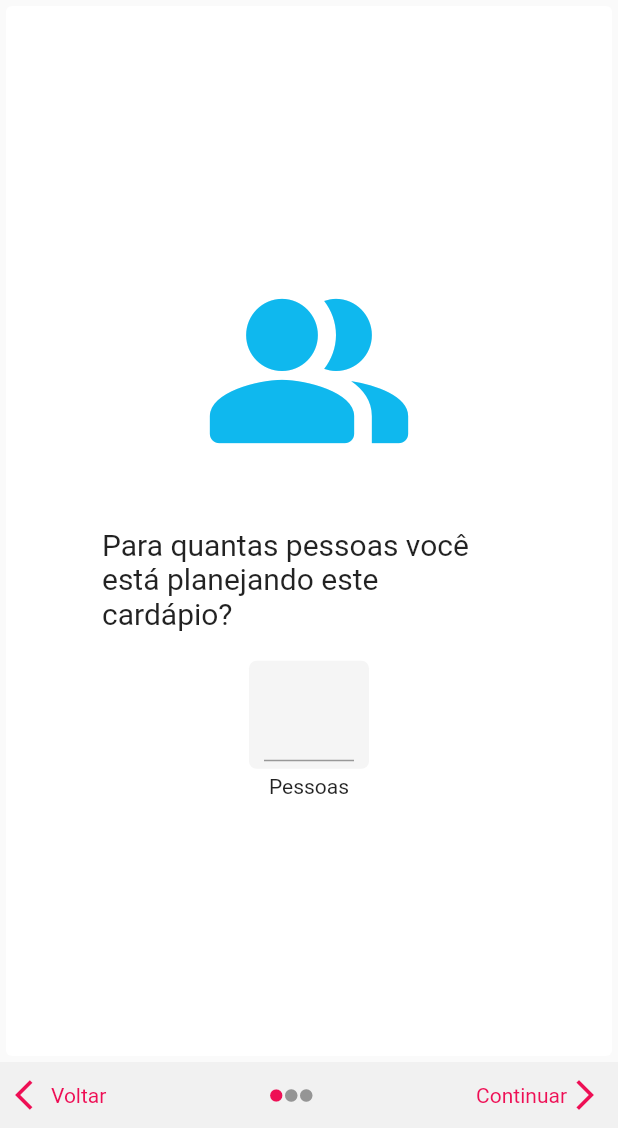
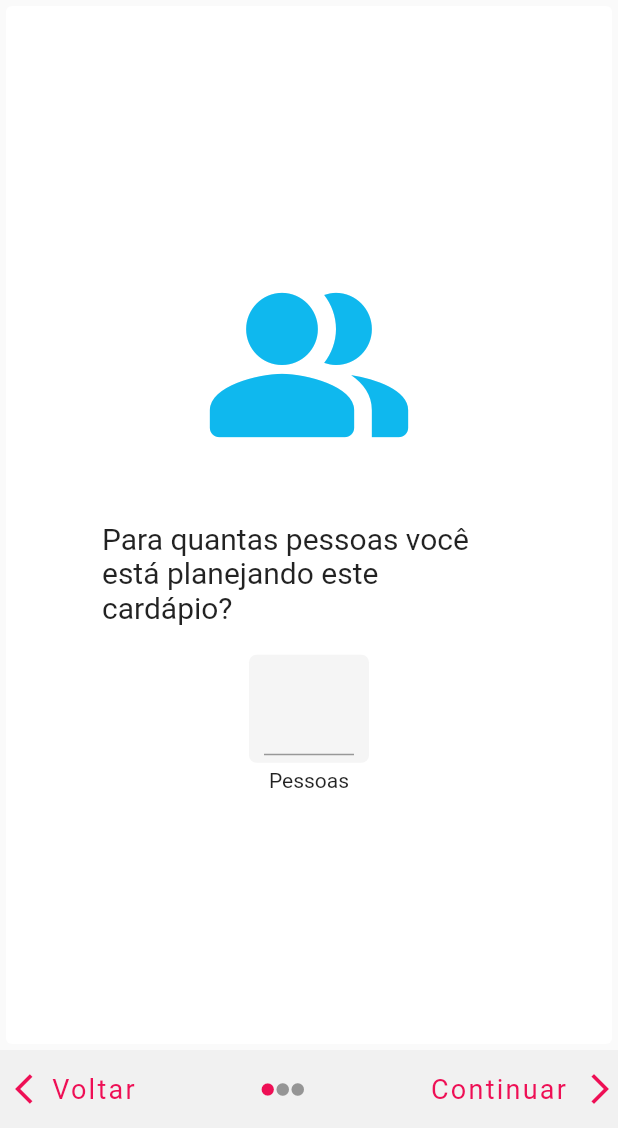
Before and after one commit to marcoscunharosa/EconomizeiApp, a Flutter app: the QuizAmountPeople screen opened directly, on a phone screen of 412 x 824 dp, the part 108-1236 px from its top. Run offline on Flutter 3.47's test engine with Material 2 defaults, Android fonts, the phone set to English and light mode, and no system bars; missing offline and left inert: enum_to_string; accounts and stored records are empty; statements that could not run were skipped.

Commit message:
Creating a custom quiz bottom bar and logic for saving meals

```diff
--- a/lib/screens/quiz/quiz_amount_people.dart
+++ b/lib/screens/quiz/quiz_amount_people.dart
@@ -1,3 +1,4 @@
+import 'package:economizei_app/widgets/quiz_bottom_bar_custom.dart';
 import 'package:flutter/material.dart';
 
 import 'package:flutter/services.dart';
@@ -92,102 +93,8 @@ class _QuizAmountPeopleState extends State<QuizAmountPeople> {
           ),
         ),
       ),
-      bottomNavigationBar: Container(
-        color: Color(0xFFF1F1F1),
-        padding: EdgeInsets.all(10),
-        child: Row(
-          mainAxisAlignment: MainAxisAlignment.spaceBetween,
-          children: [
-            GestureDetector(
-              onTap: () {
-                Navigator.pop(context);
-              },
-              child: Row(
-                children: [
-                  Icon(
-                    Icons.arrow_back_ios,
-                    color: Color(0xFFEE0F55),
-                  ),
-                  Text(
-                    "Voltar",
-                    style: TextStyle(color: Color(0xFFEE0F55)),
-                  ),
-                ],
-              ),
-            ),
-            Row(
-              children: [
-                Icon(
-                  Icons.circle,
-                  size: 10,
-                  color: Color(0xFFEE0F55),
-                ),
-                Icon(
-                  Icons.circle,
-                  size: 10,
-                  color: Color(0xFF959595),
-                ),
-                Icon(
-                  Icons.circle,
-                  size: 10,
-                  color: Color(0xFF959595),
-                ),
-              ],
-            ),
-            GestureDetector(
-              onTap: () {
-                Navigator.push(
-                  context,
-                  EnterExitRoute(exitPage: widget, enterPage: QuizMealsLike()),
-                );
-              },
-              child: Container(
-                child: Row(
-                  children: [
-                    Text(
-                      "Continuar",
-                      style: TextStyle(color: Color(0xFFEE0F55)),
-                    ),
-                    Icon(
-                      Icons.arrow_forward_ios,
-                      color: Color(0xFFEE0F55),
-                    ),
-                  ],
-                ),
-              ),
-            ),
-          ],
-        ),
-      ),
-      /*BottomNavigationBar(
-          currentIndex: 2,
-          items: [
-            BottomNavigationBarItem(
-              icon: Icon(Icons.arrow_back_ios),
-              label: "Voltar",
-            ),
-            BottomNavigationBarItem(
-              icon: Icon(Icons.circle),
-              label: "",
-            ),
-            BottomNavigationBarItem(
-              icon: Icon(Icons.circle),
-              label: "",
-            ),
-            BottomNavigationBarItem(
-              icon: Icon(Icons.circle),
-              label: "",
-            ),
-            BottomNavigationBarItem(
-              icon: Icon(Icons.circle),
-              label: "",
-            ),
-            BottomNavigationBarItem(
-              icon: Icon(Icons.arrow_forward_ios),
-              label: "Continuar",
-            ),
-          ],
-        ),*/
+      bottomNavigationBar: QuizBottomBarCustom(
+          context: context, widget: widget, newWidget: QuizMealsLike()),
     );
   }
 }
```
